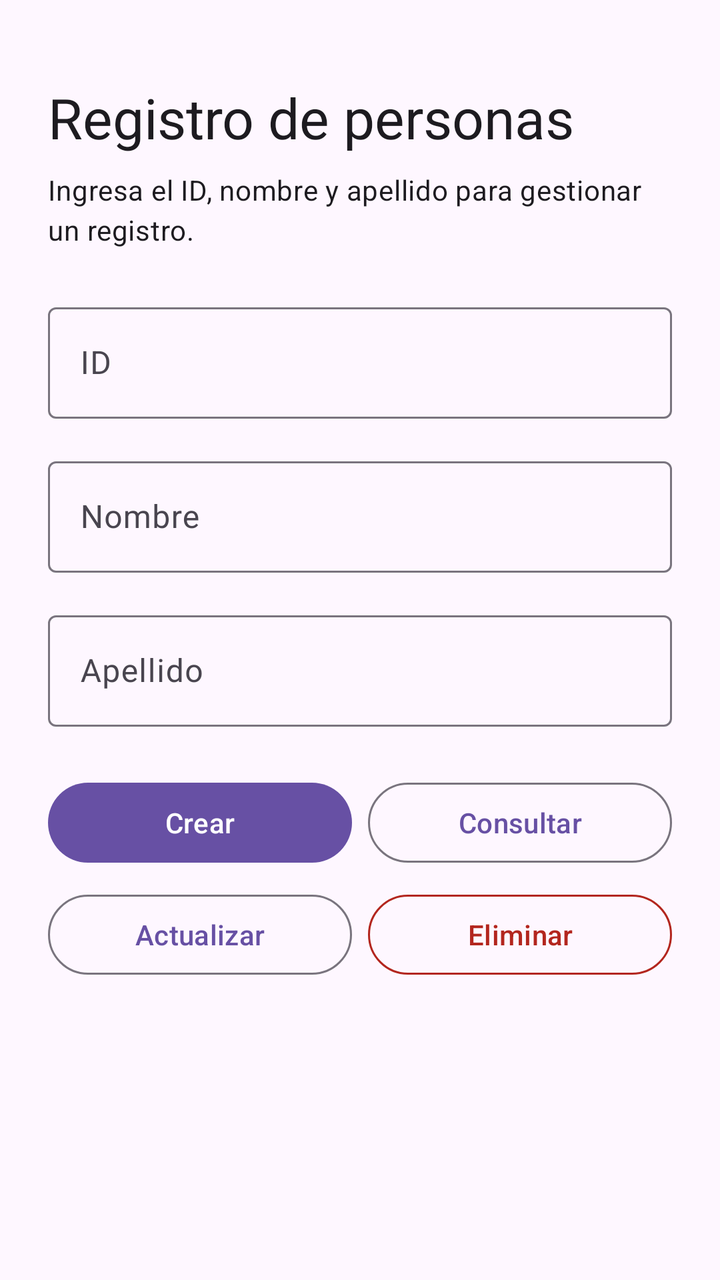
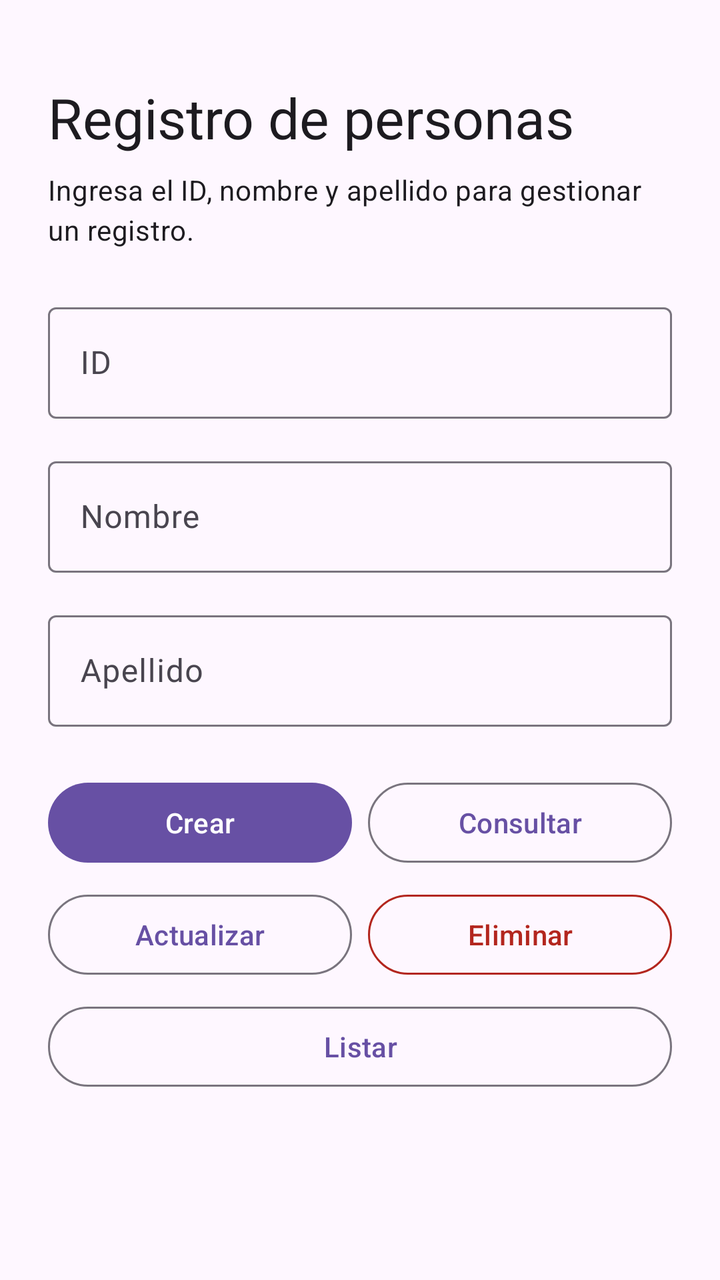

Before-and-after screenshots of an Android layout around one commit, followed by the original layout XML and the change that was made.
<!-- AndroidManifest.xml: application theme Theme.TestClase1 -->
<!-- res/layout/activity_main.xml -->
<?xml version="1.0" encoding="utf-8"?>
<androidx.core.widget.NestedScrollView xmlns:android="http://schemas.android.com/apk/res/android"
    xmlns:app="http://schemas.android.com/apk/res-auto"
    xmlns:tools="http://schemas.android.com/tools"
    android:id="@+id/main"
    android:layout_width="match_parent"
    android:layout_height="match_parent"
    android:fillViewport="true"
    android:clipToPadding="false"
    tools:context=".MainActivity">

    <LinearLayout
        android:layout_width="match_parent"
        android:layout_height="wrap_content"
        android:orientation="vertical"
        android:padding="24dp">

        <TextView
            android:layout_width="match_parent"
            android:layout_height="wrap_content"
            android:layout_marginTop="16dp"
            android:text="@string/person_form_title"
            android:textAppearance="?attr/textAppearanceHeadlineMedium" />

        <TextView
            android:layout_width="match_parent"
            android:layout_height="wrap_content"
            android:layout_marginTop="8dp"
            android:layout_marginBottom="24dp"
            android:text="@string/person_form_description"
            android:textAppearance="?attr/textAppearanceBodyMedium" />

        <com.google.android.material.textfield.TextInputLayout
            android:id="@+id/layoutId"
            style="@style/Widget.Material3.TextInputLayout.OutlinedBox"
            android:layout_width="match_parent"
            android:layout_height="wrap_content"
            android:hint="@string/person_id">

            <com.google.android.material.textfield.TextInputEditText
                android:id="@+id/etId"
                android:layout_width="match_parent"
                android:layout_height="wrap_content"
                android:inputType="number"
                android:imeOptions="actionNext"
                android:maxLines="1" />
        </com.google.android.material.textfield.TextInputLayout>

        <com.google.android.material.textfield.TextInputLayout
            android:id="@+id/layoutNombre"
            style="@style/Widget.Material3.TextInputLayout.OutlinedBox"
            android:layout_width="match_parent"
            android:layout_height="wrap_content"
            android:layout_marginTop="16dp"
            android:hint="@string/person_first_name">

            <com.google.android.material.textfield.TextInputEditText
                android:id="@+id/etNombre"
                android:layout_width="match_parent"
                android:layout_height="wrap_content"
                android:autofillHints="personGivenName"
                android:inputType="textPersonName|textCapWords"
                android:imeOptions="actionNext"
                android:maxLines="1" />
        </com.google.android.material.textfield.TextInputLayout>

        <com.google.android.material.textfield.TextInputLayout
            android:id="@+id/layoutApellido"
            style="@style/Widget.Material3.TextInputLayout.OutlinedBox"
            android:layout_width="match_parent"
            android:layout_height="wrap_content"
            android:layout_marginTop="16dp"
            android:hint="@string/person_last_name">

            <com.google.android.material.textfield.TextInputEditText
                android:id="@+id/etApellido"
                android:layout_width="match_parent"
                android:layout_height="wrap_content"
                android:autofillHints="personFamilyName"
                android:inputType="textPersonName|textCapWords"
                android:imeOptions="actionDone"
                android:maxLines="1" />
        </com.google.android.material.textfield.TextInputLayout>

        <LinearLayout
            android:layout_width="match_parent"
            android:layout_height="wrap_content"
            android:layout_marginTop="24dp"
            android:orientation="horizontal">

            <com.google.android.material.button.MaterialButton
                android:id="@+id/btnCrear"
                android:layout_width="0dp"
                android:layout_height="wrap_content"
                android:layout_weight="1"
                android:layout_marginEnd="8dp"
                android:minHeight="48dp"
                android:text="@string/action_create" />

            <com.google.android.material.button.MaterialButton
                android:id="@+id/btnConsultar"
                style="@style/Widget.Material3.Button.OutlinedButton"
                android:layout_width="0dp"
                android:layout_height="wrap_content"
                android:layout_weight="1"
                android:minHeight="48dp"
                android:text="@string/action_read" />
        </LinearLayout>

        <LinearLayout
            android:layout_width="match_parent"
            android:layout_height="wrap_content"
            android:layout_marginTop="8dp"
            android:orientation="horizontal">

            <com.google.android.material.button.MaterialButton
                android:id="@+id/btnActualizar"
                style="@style/Widget.Material3.Button.OutlinedButton"
                android:layout_width="0dp"
                android:layout_height="wrap_content"
                android:layout_weight="1"
                android:layout_marginEnd="8dp"
                android:minHeight="48dp"
                android:text="@string/action_update" />

            <com.google.android.material.button.MaterialButton
                android:id="@+id/btnEliminar"
                style="@style/Widget.Material3.Button.OutlinedButton"
                android:layout_width="0dp"
                android:layout_height="wrap_content"
                android:layout_weight="1"
                android:minHeight="48dp"
                android:text="@string/action_delete"
                android:textColor="?attr/colorError"
                app:strokeColor="?attr/colorError" />
        </LinearLayout>
    </LinearLayout>
</androidx.core.widget.NestedScrollView>
<!-- resources referenced by this layout -->
<resources>
  <string name="action_create">Crear</string>
  <string name="action_delete">Eliminar</string>
  <string name="action_read">Consultar</string>
  <string name="action_update">Actualizar</string>
  <string name="person_first_name">Nombre</string>
  <string name="person_form_description">Ingresa el ID, nombre y apellido para gestionar un registro.</string>
  <string name="person_form_title">Registro de personas</string>
  <string name="person_id">ID</string>
  <string name="person_last_name">Apellido</string>
  <style name="Theme.TestClase1" parent="Base.Theme.TestClase1" />
  <style name="Base.Theme.TestClase1" parent="Theme.Material3.DayNight.NoActionBar">
          
          
      </style>
</resources>

<!-- the commit's change to res/layout/activity_main.xml (unified diff, before → after) -->
@@ -7,7 +7,7 @@
     android:layout_height="match_parent"
     android:fillViewport="true"
     android:clipToPadding="false"
-    tools:context=".MainActivity">
+    tools:context="com.example.MainActivity">
 
     <LinearLayout
         android:layout_width="match_parent"
@@ -90,6 +90,7 @@
 
             <com.google.android.material.button.MaterialButton
                 android:id="@+id/btnCrear"
+                android:onClick="guardar"
                 android:layout_width="0dp"
                 android:layout_height="wrap_content"
                 android:layout_weight="1"
@@ -99,6 +100,7 @@
 
             <com.google.android.material.button.MaterialButton
                 android:id="@+id/btnConsultar"
+                android:onClick="buscar"
                 style="@style/Widget.Material3.Button.OutlinedButton"
                 android:layout_width="0dp"
                 android:layout_height="wrap_content"
@@ -115,6 +117,7 @@
 
             <com.google.android.material.button.MaterialButton
                 android:id="@+id/btnActualizar"
+                android:onClick="actualizar"
                 style="@style/Widget.Material3.Button.OutlinedButton"
                 android:layout_width="0dp"
                 android:layout_height="wrap_content"
@@ -125,6 +128,7 @@
 
             <com.google.android.material.button.MaterialButton
                 android:id="@+id/btnEliminar"
+                android:onClick="eliminar"
                 style="@style/Widget.Material3.Button.OutlinedButton"
                 android:layout_width="0dp"
                 android:layout_height="wrap_content"
@@ -134,5 +138,15 @@
                 android:textColor="?attr/colorError"
                 app:strokeColor="?attr/colorError" />
         </LinearLayout>
+
+        <com.google.android.material.button.MaterialButton
+            android:id="@+id/btnListar"
+            style="@style/Widget.Material3.Button.OutlinedButton"
+            android:layout_width="match_parent"
+            android:layout_height="wrap_content"
+            android:layout_marginTop="8dp"
+            android:minHeight="48dp"
+            android:onClick="listar"
+            android:text="@string/action_list" />
     </LinearLayout>
 </androidx.core.widget.NestedScrollView>
<!-- resource entries referenced after the edit -->
@@ -2,6 +2,7 @@
 <resources>
   <string name="action_create">Crear</string>
   <string name="action_delete">Eliminar</string>
+  <string name="action_list">Listar</string>
   <string name="action_read">Consultar</string>
   <string name="action_update">Actualizar</string>
   <string name="person_first_name">Nombre</string>
